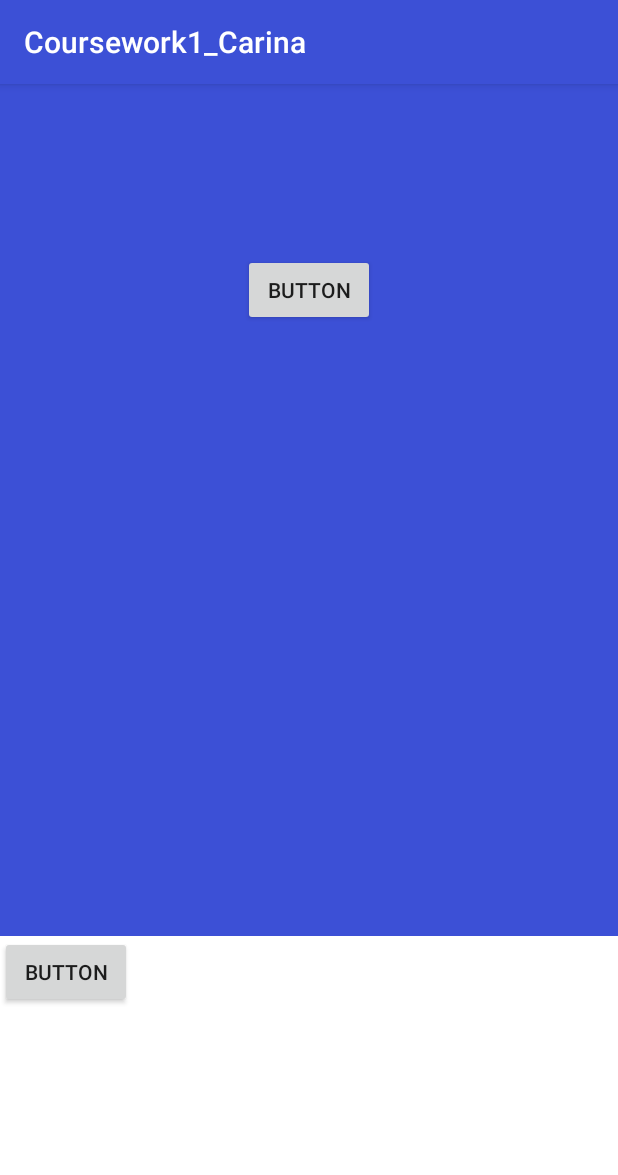
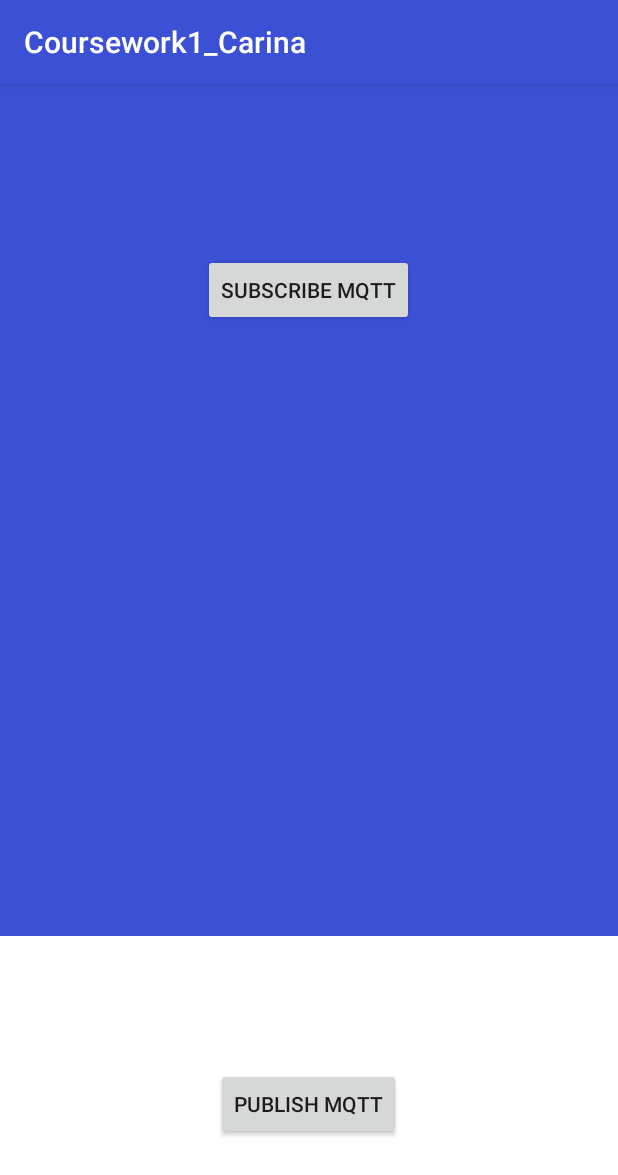
Before and after one commit to nnhz/Coursework1_Carina, an Android app: the screen it shows after launch (MainActivity), on a phone screen of 412 x 824 dp. Shown: the top 1175 px of the screen. Run offline under Robolectric (Android 15) with nearby library versions, the phone set to English and light mode, and no system bars; libraries missing offline, so code that uses them is left out: org.eclipse.paho; 5 statements that could not run were skipped.

Commit message:
Added draft version of MQTT functions

```diff
--- a/app/src/main/java/com/example/ninazhu/coursework1_carina/MainActivity.java
+++ b/app/src/main/java/com/example/ninazhu/coursework1_carina/MainActivity.java
@@ -2,12 +2,129 @@ package com.example.ninazhu.coursework1_carina;
 
 import android.support.v7.app.AppCompatActivity;
 import android.os.Bundle;
+import android.util.Log;
+import android.view.View;
+import android.widget.Button;
+import android.widget.Toast;
+
+import org.eclipse.paho.android.service.MqttAndroidClient;
+import org.eclipse.paho.client.mqttv3.IMqttActionListener;
+import org.eclipse.paho.client.mqttv3.IMqttDeliveryToken;
+import org.eclipse.paho.client.mqttv3.IMqttToken;
+import org.eclipse.paho.client.mqttv3.MqttCallback;
+import org.eclipse.paho.client.mqttv3.MqttClient;
+import org.eclipse.paho.client.mqttv3.MqttException;
+import org.eclipse.paho.client.mqttv3.MqttMessage;
+
+import java.io.UnsupportedEncodingException;
 
 public class MainActivity extends AppCompatActivity {
+
+    // Declare UI elements
+    protected Button buttonSub;
+    protected Button buttonPub;
+
+
 
     @Override
     protected void onCreate(Bundle savedInstanceState) {
         super.onCreate(savedInstanceState);
         setContentView(R.layout.activity_main);
+
+        // MQTT Subscribe stuff (may write separately layer)
+        buttonSub = (Button) findViewById(R.id.subscribe_MQTT);
+
+
+        String clientId = MqttClient.generateClientId();
+        final MqttAndroidClient client =   //Changed to final from template
+                new MqttAndroidClient(this.getApplicationContext(), "tcp://broker.hivemq.com:1883",
+                        clientId);
+
+        try {
+            IMqttToken token = client.connect();
+            token.setActionCallback(new IMqttActionListener() {
+                @Override
+                public void onSuccess(IMqttToken asyncActionToken) {
+                    // We are connected
+                //    Log.d(TAG, "onSuccess");
+                }
+
+                @Override
+                public void onFailure(IMqttToken asyncActionToken, Throwable exception) {
+                    // Something went wrong e.g. connection timeout or firewall problems
+                //    Log.d(TAG, "onFailure");
+
+                }
+            });
+        } catch (MqttException e) {
+            e.printStackTrace();
+        }
+
+        buttonSub.setOnClickListener(new View.OnClickListener() {
+            @Override
+            public void onClick(View view) {
+                String topic = "foo/bar";
+                int qos = 1;
+                try {
+                    IMqttToken subToken = client.subscribe(topic, qos);
+                    subToken.setActionCallback(new IMqttActionListener() {
+                        @Override
+                        public void onSuccess(IMqttToken asyncActionToken) {
+                            // The message was published
+                        }
+
+                        @Override
+                        public void onFailure(IMqttToken asyncActionToken,
+                                              Throwable exception) {
+                            // The subscription could not be performed, maybe the user was not
+                            // authorized to subscribe on the specified topic e.g. using wildcards
+
+                        }
+                    });
+                } catch (MqttException e) {
+                    e.printStackTrace();
+                }
+            }
+        });
+
+        client.setCallback(new MqttCallback() {
+            @Override
+            public void connectionLost(Throwable cause) {
+
+            }
+
+            @Override
+            public void messageArrived(String topic, MqttMessage message) throws Exception {
+                //Toast.makeText(MainActivity.this, new String(message.getPayload())), Toast.LENGTH_SHORT.show(); //added from video
+            }
+
+            @Override
+            public void deliveryComplete(IMqttDeliveryToken token) {
+
+            }
+        });
+
+
+
+        // MQTT Publish stuff (may need to write as separate event)
+        buttonPub = (Button) findViewById(R.id.publish_MQTT);
+
+        buttonPub.setOnClickListener(new View.OnClickListener() {
+            @Override
+            public void onClick(View view) {
+                String topic = "foo/bar";
+                String payload = "the payload";
+                byte[] encodedPayload = new byte[0];
+                try {
+                    encodedPayload = payload.getBytes("UTF-8");
+                    MqttMessage message = new MqttMessage(encodedPayload);
+                    client.publish(topic, message);
+                } catch (UnsupportedEncodingException | MqttException e) {
+                    e.printStackTrace();
+                }
+            }
+        });
+
+
     }
 }
--- a/app/src/main/res/layout/activity_main.xml
+++ b/app/src/main/res/layout/activity_main.xml
@@ -11,13 +11,13 @@
 
 
     <Button
-        android:id="@+id/button2"
+        android:id="@+id/subscribe_MQTT"
         android:layout_width="wrap_content"
         android:layout_height="wrap_content"
         android:layout_alignParentTop="true"
         android:layout_centerHorizontal="true"
         android:layout_marginTop="113dp"
-        android:text="Button" />
+        android:text="@string/subscribe_button" />
 
     <android.support.constraint.ConstraintLayout
         android:id="@+id/bottom"
@@ -28,14 +28,21 @@
         android:visibility="visible">
 
         <Button
-            android:id="@+id/button3"
+            android:id="@+id/publish_MQTT"
             android:layout_width="wrap_content"
             android:layout_height="wrap_content"
             android:layout_alignParentBottom="true"
             android:layout_centerHorizontal="true"
-            android:text="Button"
-            tools:layout_editor_absoluteX="148dp"
-            tools:layout_editor_absoluteY="110dp" />
+            android:layout_marginStart="8dp"
+            android:layout_marginLeft="8dp"
+            android:layout_marginEnd="8dp"
+            android:layout_marginRight="8dp"
+            android:layout_marginBottom="64dp"
+            android:text="@string/publish_button"
+            app:layout_constraintBottom_toBottomOf="parent"
+            app:layout_constraintEnd_toEndOf="parent"
+            app:layout_constraintHorizontal_bias="0.498"
+            app:layout_constraintStart_toStartOf="parent" />
 
     </android.support.constraint.ConstraintLayout>
 
--- a/app/src/main/res/values/strings.xml
+++ b/app/src/main/res/values/strings.xml
@@ -1,3 +1,9 @@
 <resources>
     <string name="app_name">Coursework1_Carina</string>
+
+    <string name="subscribe_button">Subscribe MQTT</string>
+    <string name="publish_button">Publish MQTT</string>
+
+
+
 </resources>
```
Also changed, not shown: app/build.gradle (+12 -0 lines), app/src/main/AndroidManifest.xml (+9 -0 lines), build.gradle (line endings or trailing spaces).
